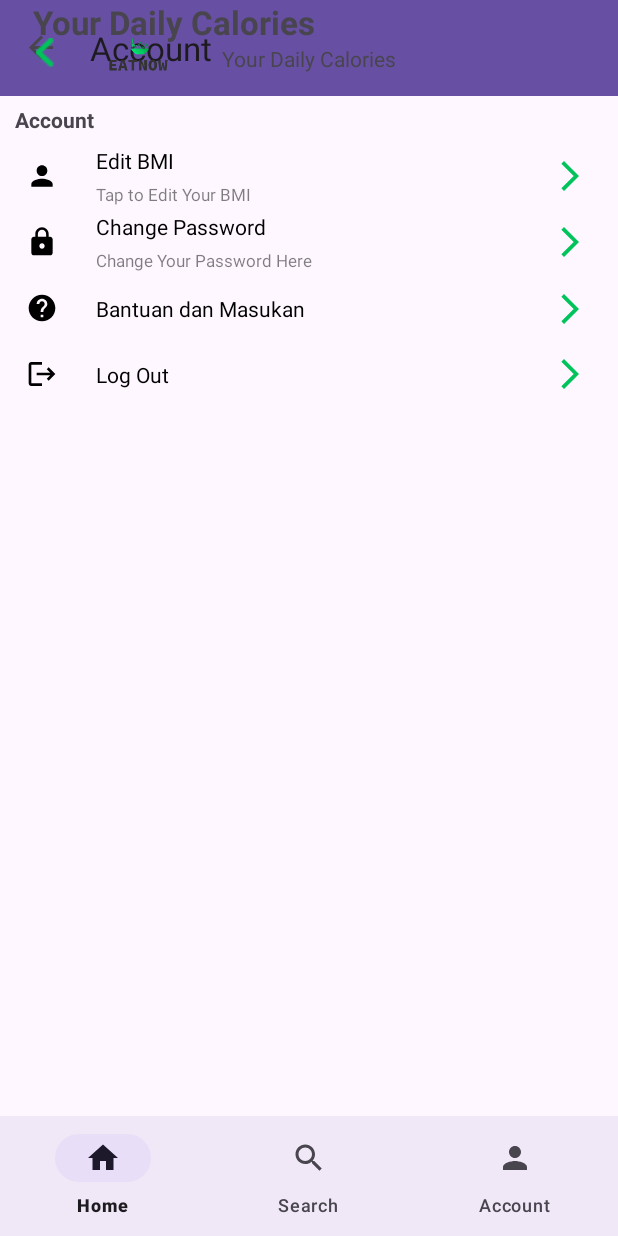
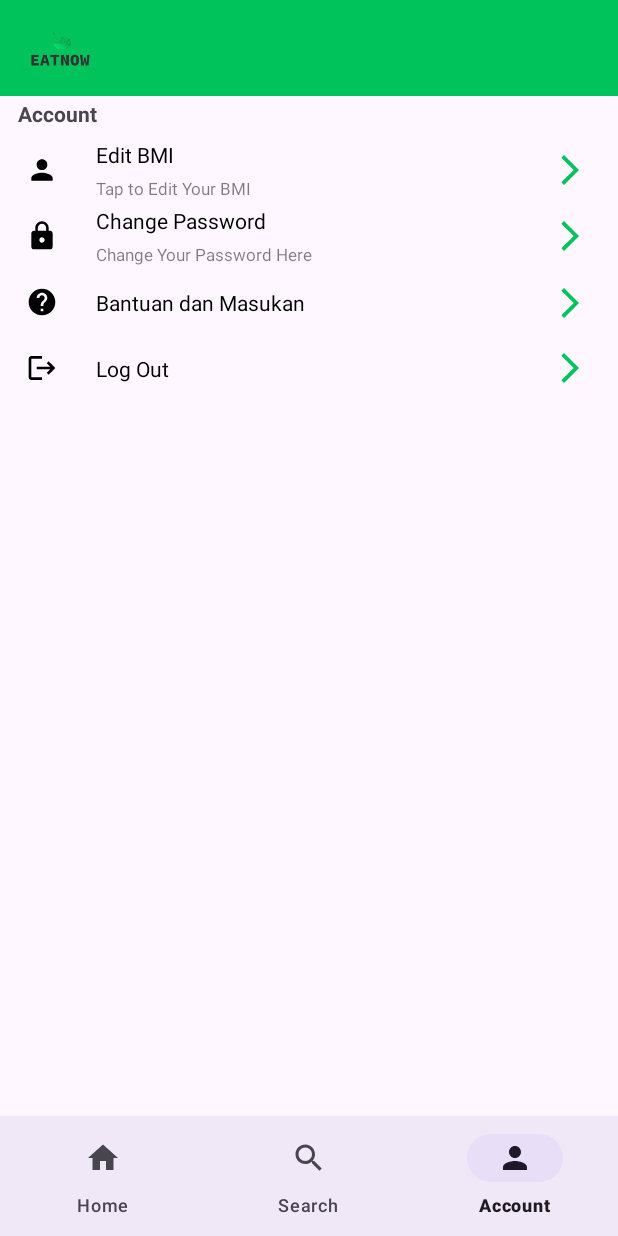
Before and after one commit to morai8/EatNowCapstone, an Android app: the NotificationsFragment screen opened through its navigation route, item 3 of the bottom bar chosen, on a phone screen of 412 x 824 dp. Run offline under Robolectric (Android 15) with nearby library versions, the light colour scheme and no system bars; our stand-ins replace navigation-ui.

Commit message:
FE onclick navbar

```diff
--- a/Mobile Development/app/src/main/java/com/dicoding/picodiploma/eatnowcapstone/HomeActivity.kt
+++ b/Mobile Development/app/src/main/java/com/dicoding/picodiploma/eatnowcapstone/HomeActivity.kt
@@ -1,36 +1,54 @@
 package com.dicoding.picodiploma.eatnowcapstone
 
 import android.os.Bundle
-import com.google.android.material.bottomnavigation.BottomNavigationView
 import androidx.appcompat.app.AppCompatActivity
 import androidx.navigation.findNavController
 import androidx.navigation.ui.AppBarConfiguration
 import androidx.navigation.ui.setupActionBarWithNavController
 import androidx.navigation.ui.setupWithNavController
 import com.dicoding.picodiploma.eatnowcapstone.databinding.ActivityHomeBinding
+import com.google.android.material.bottomnavigation.BottomNavigationView
 
 class HomeActivity : AppCompatActivity() {
 
     private lateinit var binding: ActivityHomeBinding
 
     override fun onCreate(savedInstanceState: Bundle?) {
-
         super.onCreate(savedInstanceState)
 
         binding = ActivityHomeBinding.inflate(layoutInflater)
         setContentView(binding.root)
         setSupportActionBar(binding.toolbar)
+        supportActionBar?.setDisplayShowTitleEnabled(false)
+
         val navView: BottomNavigationView = binding.navView
-
         val navController = findNavController(R.id.nav_host_fragment_activity_home)
-        // Passing each menu ID as a set of Ids because each
-        // menu should be considered as top level destinations.
         val appBarConfiguration = AppBarConfiguration(
             setOf(
-                R.id.navigation_home, R.id.navigation_dashboard, R.id.navigation_notifications
+                R.id.navigation_home, R.id.navigation_search, R.id.navigation_account
             )
         )
+
         setupActionBarWithNavController(navController, appBarConfiguration)
         navView.setupWithNavController(navController)
+
+        navView.setOnItemSelectedListener { menuItem ->
+            val handled = when (menuItem.itemId) {
+                R.id.nav_home -> {
+                    navController.navigate(R.id.navigation_home)
+                    true
+                }
+                R.id.nav_search -> {
+                    navController.navigate(R.id.navigation_search)
+                    true
+                }
+                R.id.nav_akun -> {
+                    navController.navigate(R.id.navigation_account)
+                    true
+                }
+                else -> false
+            }
+            handled
+        }
     }
 }
--- /dev/null
+++ b/Mobile Development/app/src/main/res/drawable/bottom_navigation_selector.xml
@@ -0,0 +1,5 @@
+<?xml version="1.0" encoding="utf-8"?>
+<selector xmlns:android="http://schemas.android.com/apk/res/android">
+    <item android:drawable="@color/light_green" android:state_checked="true" />
+    <item android:drawable="@android:color/transparent" />
+</selector>
--- a/Mobile Development/app/src/main/res/layout/activity_home.xml
+++ b/Mobile Development/app/src/main/res/layout/activity_home.xml
@@ -10,11 +10,19 @@
         android:id="@+id/toolbar"
         android:layout_width="match_parent"
         android:layout_height="?attr/actionBarSize"
-        android:background="?attr/colorPrimary"
+        android:background="@color/light_green"
         app:layout_constraintEnd_toEndOf="parent"
         app:layout_constraintStart_toStartOf="parent"
         app:layout_constraintTop_toTopOf="parent"
-        app:popupTheme="@style/ThemeOverlay.AppCompat.Light" />
+        app:popupTheme="@style/ThemeOverlay.AppCompat.Light" >
+
+    <androidx.constraintlayout.utils.widget.ImageFilterView
+        android:layout_width="50dp"
+        android:layout_height="50dp"
+        android:src="@drawable/logo"
+        app:layout_constraintEnd_toEndOf="parent"
+        app:layout_constraintTop_toTopOf="parent" />
+    </androidx.appcompat.widget.Toolbar>
 
     <com.google.android.material.bottomnavigation.BottomNavigationView
         android:id="@+id/nav_view"
@@ -42,44 +50,7 @@
         app:layout_constraintVertical_bias="0.0"
         app:navGraph="@navigation/mobile_navigation" />
 
-    <TextView
-        android:id="@+id/tv_daily"
-        android:layout_width="wrap_content"
-        android:layout_height="wrap_content"
-        android:text="@string/daily"
-        app:layout_constraintStart_toStartOf="parent"
-        app:layout_constraintTop_toTopOf="parent"
-        android:textStyle="bold"
-        android:textSize="22sp"
-        android:layout_marginStart="22dp"
-        />
 
-    <androidx.constraintlayout.widget.ConstraintLayout
-        android:layout_width="300dp"
-        android:layout_height="150dp"
-        app:layout_constraintEnd_toEndOf="parent"
-        app:layout_constraintStart_toStartOf="parent"
-        app:layout_constraintTop_toBottomOf="@+id/tv_daily"
-        >
-
-        <TextView
-            android:layout_width="wrap_content"
-            android:layout_height="wrap_content"
-            android:text="@string/daily"
-            app:layout_constraintEnd_toEndOf="parent"
-            app:layout_constraintStart_toStartOf="parent"
-            app:layout_constraintTop_toTopOf="parent" />
-    </androidx.constraintlayout.widget.ConstraintLayout>
-
-<!--    <TextView-->
-<!--        android:layout_width="wrap_content"-->
-<!--        android:layout_height="wrap_content"-->
-<!--        android:text="@string/recommendation"-->
-<!--        android:textSize="22sp"-->
-<!--        android:textStyle="bold"-->
-<!--        android:layout_marginStart="22dp"-->
-<!--        app:layout_constraintStart_toStartOf="parent"-->
-<!--        app:layout_constraintTop_toBottomOf="@+id/tv_daily" />-->
 
 
 
--- a/Mobile Development/app/src/main/res/layout/fragment_notifications.xml
+++ b/Mobile Development/app/src/main/res/layout/fragment_notifications.xml
@@ -6,36 +6,36 @@
     android:layout_height="match_parent"
     tools:context=".AccountActivity">
 
-    <ImageView
-        android:id="@+id/iv_logo"
-        android:layout_width="50dp"
-        android:layout_height="50dp"
-        android:src="@drawable/logo"
-        android:layout_marginTop="10dp"
-        android:layout_marginLeft="68dp"
-        app:layout_constraintStart_toStartOf="parent"
-        app:layout_constraintTop_toTopOf="parent" />
+<!--    <ImageView-->
+<!--        android:id="@+id/iv_logo"-->
+<!--        android:layout_width="50dp"-->
+<!--        android:layout_height="50dp"-->
+<!--        android:src="@drawable/logo"-->
+<!--        android:layout_marginTop="10dp"-->
+<!--        android:layout_marginLeft="68dp"-->
+<!--        app:layout_constraintStart_toStartOf="parent"-->
+<!--        app:layout_constraintTop_toTopOf="parent" />-->
 
-    <ImageView
-        android:layout_width="20dp"
-        android:layout_height="20dp"
-        android:src="@drawable/back"
-        android:layout_marginTop="25dp"
-        android:layout_marginLeft="20dp"
-        app:layout_constraintStart_toStartOf="parent"
-        app:layout_constraintTop_toTopOf="parent" />
+<!--    <ImageView-->
+<!--        android:layout_width="20dp"-->
+<!--        android:layout_height="20dp"-->
+<!--        android:src="@drawable/back"-->
+<!--        android:layout_marginTop="25dp"-->
+<!--        android:layout_marginLeft="20dp"-->
+<!--        app:layout_constraintStart_toStartOf="parent"-->
+<!--        app:layout_constraintTop_toTopOf="parent" />-->
 
     <TextView
-        android:id="@+id/textView"
+        android:id="@+id/tv_account"
         android:layout_width="wrap_content"
         android:layout_height="wrap_content"
         android:text="@string/account"
+        android:layout_marginTop="66dp"
+        android:layout_marginStart="12dp"
         android:textSize="14sp"
         android:textStyle="bold"
-        android:layout_marginStart="10dp"
-        android:layout_marginTop="10dp"
-        app:layout_constraintStart_toStartOf="parent"
-        app:layout_constraintTop_toBottomOf="@+id/iv_logo" />
+        app:layout_constraintTop_toTopOf="parent"
+        app:layout_constraintStart_toStartOf="parent" />
 
     <androidx.constraintlayout.widget.ConstraintLayout
         android:id="@+id/constraintLayout"
@@ -43,7 +43,7 @@
         android:layout_height="wrap_content"
         app:layout_constraintEnd_toEndOf="parent"
         app:layout_constraintStart_toStartOf="parent"
-        app:layout_constraintTop_toBottomOf="@+id/textView">
+        app:layout_constraintTop_toBottomOf="@+id/tv_account">
 
         <ImageView
             android:id="@+id/ivEdit"
--- a/Mobile Development/app/src/main/res/menu/bottom_nav_menu.xml
+++ b/Mobile Development/app/src/main/res/menu/bottom_nav_menu.xml
@@ -2,17 +2,17 @@
 <menu xmlns:android="http://schemas.android.com/apk/res/android">
 
     <item
-        android:id="@+id/navigation_home"
+        android:id="@+id/nav_home"
         android:icon="@drawable/ic_home_black_24dp"
         android:title="@string/title_home" />
 
     <item
-        android:id="@+id/navigation_dashboard"
+        android:id="@+id/nav_search"
         android:icon="@drawable/ic_search"
         android:title="@string/search" />
 
     <item
-        android:id="@+id/navigation_notifications"
+        android:id="@+id/nav_akun"
         android:icon="@drawable/ic_person"
         android:title="@string/account" />
 
--- a/Mobile Development/app/src/main/res/navigation/mobile_navigation.xml
+++ b/Mobile Development/app/src/main/res/navigation/mobile_navigation.xml
@@ -8,18 +8,15 @@
     <fragment
         android:id="@+id/navigation_home"
         android:name="com.dicoding.picodiploma.eatnowcapstone.ui.home.HomeFragment"
-        android:label="@string/title_home"
         tools:layout="@layout/fragment_home" />
 
     <fragment
         android:id="@+id/navigation_search"
         android:name="com.dicoding.picodiploma.eatnowcapstone.ui.dashboard.DashboardFragment"
-        android:label="@string/search"
         tools:layout="@layout/fragment_dashboard" />
 
     <fragment
         android:id="@+id/navigation_account"
         android:name="com.dicoding.picodiploma.eatnowcapstone.ui.notifications.NotificationsFragment"
-        android:label="@string/account"
         tools:layout="@layout/fragment_notifications" />
 </navigation>
```
Also changed, not shown: Mobile Development/app/src/main/AndroidManifest.xml (+5 -4 lines), Mobile Development/app/src/main/res/layout/fragment_dashboard.xml (+10 -9 lines), Mobile Development/app/src/main/res/layout/fragment_home.xml (+36 -9 lines).
